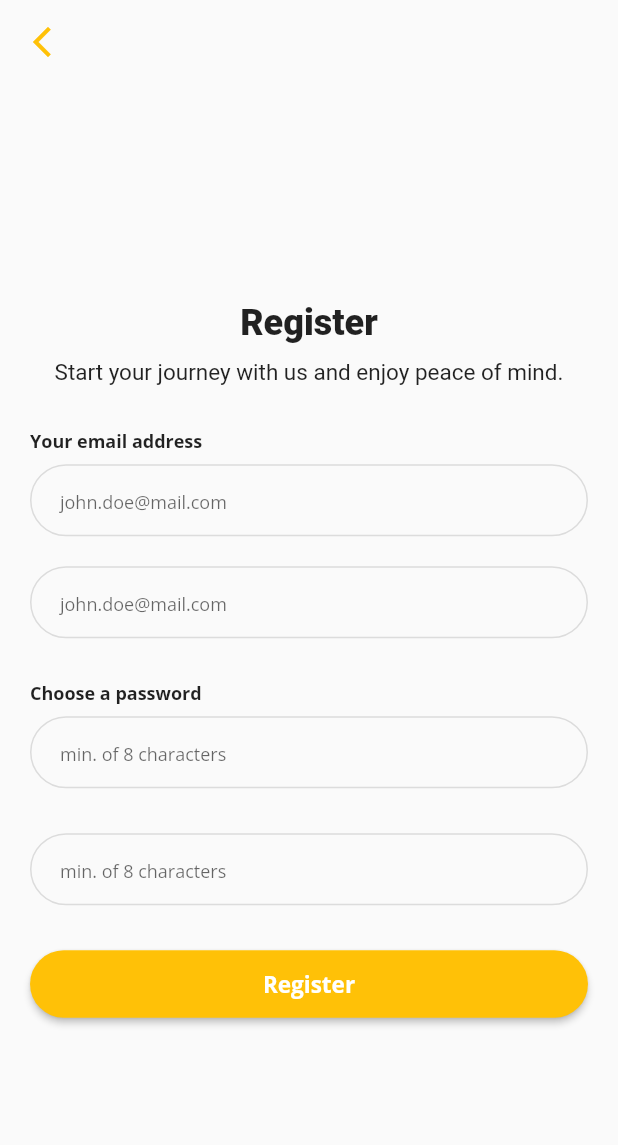
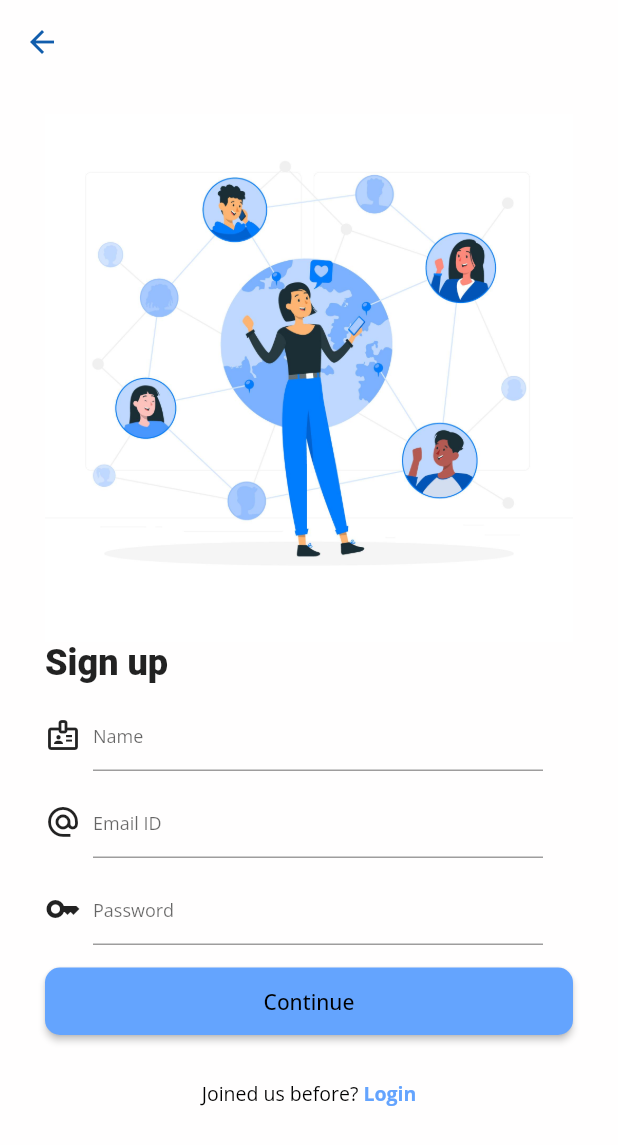
Before and after one commit to jarayumang/loanerist, a Flutter app: the RegisterScreen screen opened directly, on a phone screen of 412 x 824 dp. Shown: the top 1145 px of the screen. Run offline on Flutter 3.47's test engine with Material 2 defaults, Android fonts, the phone set to English and light mode, and no system bars; our stand-ins replace awesome_snackbar_content, cloud_firestore, firebase_auth, firebase_core, flutter_settings_screens, fluttertoast and 1 more; accounts and stored records are empty; Roboto replaces fonts that are missing (Gilroy).

Commit message:
🐛fixed design for register and login page

```diff
--- a/lib/src/authentication/login.dart
+++ b/lib/src/authentication/login.dart
@@ -5,6 +5,8 @@ import 'package:flutter/material.dart';
 import 'package:google_fonts/google_fonts.dart';
 import 'package:loanerist/src/authentication/register.dart';
 import 'package:loanerist/src/features/home.dart';
+
+import 'forgot_password.dart';
 
 class LoginScreen extends StatefulWidget {
   const LoginScreen({Key? key}) : super(key: key);
@@ -152,7 +154,7 @@ class _LoginScreenState extends State<LoginScreen> {
                                   Navigator.push(context,
                                       MaterialPageRoute<void>(
                                     builder: (BuildContext context) {
-                                      return const RegisterScreen();
+                                      return const ForgotPasswordScreen();
                                     },
                                   ));
                                 },
--- a/lib/src/authentication/register.dart
+++ b/lib/src/authentication/register.dart
@@ -1,8 +1,12 @@
+import 'package:awesome_snackbar_content/awesome_snackbar_content.dart';
 import 'package:cloud_firestore/cloud_firestore.dart';
 import 'package:firebase_auth/firebase_auth.dart';
+import 'package:flutter/gestures.dart';
 import 'package:flutter/material.dart';
 import 'package:fluttertoast/fluttertoast.dart';
 import 'package:google_fonts/google_fonts.dart';
+import 'package:loanerist/src/authentication/login.dart';
+import 'package:loanerist/src/constants/color.dart';
 import 'package:loanerist/src/features/home.dart';
 
 import '../models/user_model.dart';
@@ -15,120 +19,99 @@ class RegisterScreen extends StatefulWidget {
 }
 
 class _RegisterScreenState extends State<RegisterScreen> {
-  final _auth = FirebaseAuth.instance;
-
   bool _loading = false;
   String? errorMessage;
 
-  // our form key
+  final _auth = FirebaseAuth.instance;
   final _formKey = GlobalKey<FormState>();
-
-  // editing Controller
   final _nameEditingController = TextEditingController();
   final _emailEditingController = TextEditingController();
   final _passwordEditingController = TextEditingController();
-  final _confirmPasswordEditingController = TextEditingController();
 
   @override
   Widget build(BuildContext context) {
     return Scaffold(
+      resizeToAvoidBottomInset: true,
+      backgroundColor: const Color(0xFFfffefe),
       extendBodyBehindAppBar: true,
       appBar: AppBar(
         leading: IconButton(
-          icon: Icon(Icons.arrow_back_ios_new),
-          color: Colors.amber,
+          icon: const Icon(Icons.arrow_back_outlined),
+          color: ColorConstants.appBlue,
           onPressed: () => Navigator.of(context).pop(),
         ),
         backgroundColor: Colors.transparent,
         elevation: 0.0,
       ),
-      body: SafeArea(
+      body: SingleChildScrollView(
+        child: SafeArea(
           child: Padding(
-            padding: const EdgeInsets.all(20.0),
+              padding: const EdgeInsets.fromLTRB(30, 20, 30, 20),
               child: Form(
                 key: _formKey,
                 child: Column(
-                mainAxisAlignment: MainAxisAlignment.center,
+                  mainAxisAlignment: MainAxisAlignment.start,
                   crossAxisAlignment: CrossAxisAlignment.center,
                   children: [
-                  const Text(
-                    "Register",
-                    style: TextStyle(fontSize: 24, fontWeight: FontWeight.w800),
+                    Image.asset('assets/images/signup.jpg'),
+                    const Align(
+                      alignment: Alignment.centerLeft,
+                      child: Text(
+                        "Sign up",
+                        style: TextStyle(
+                            fontSize: 24, fontWeight: FontWeight.w800),
+                      ),
                     ),
                     const SizedBox(
                       height: 10,
                     ),
-                  const Text(
-                    "Start your journey with us and enjoy peace of mind.",
-                    style: TextStyle(fontSize: 15),
-                  ),
-                  const SizedBox(
-                    height: 20,
-                  ),
+                    Row(
+                      crossAxisAlignment: CrossAxisAlignment.center,
+                      children: [
+                        const Icon(Icons.badge_outlined),
                         Padding(
-                    padding: const EdgeInsets.only(top: 8.0, bottom: 8.0),
-                    child: Align(
-                      alignment: Alignment.centerLeft,
-                      child: Text(
-                        "Your email address",
-                        style: GoogleFonts.openSans(
-                          textStyle: const TextStyle(
-                              fontSize: 12, fontWeight: FontWeight.bold),
-                        ),
-                      ),
-                    ),
-                  ),
-                  TextFormField(
+                            padding: const EdgeInsets.fromLTRB(8, 0, 0, 0),
+                            child: SizedBox(
+                              width: 300,
+                              child: TextFormField(
                                 autofocus: false,
                                 controller: _nameEditingController,
                                 keyboardType: TextInputType.name,
                                 validator: (value) {
-                      RegExp regex = new RegExp(r'^.{3,}$');
+                                  RegExp regex = RegExp(r'^.{3,}$');
                                   if (value!.isEmpty) {
                                     return ("Name cannot be Empty");
                                   }
                                   if (!regex.hasMatch(value)) {
                                     return ("Enter Valid name(Min. 3 Character)");
                                   }
-                      return null;
                                 },
                                 onSaved: (value) {
                                   _nameEditingController.text = value!;
                                 },
                                 textInputAction: TextInputAction.next,
                                 decoration: InputDecoration(
-                      contentPadding:
-                          const EdgeInsets.fromLTRB(20.0, 0, 20.0, 0),
                                   hintStyle: GoogleFonts.openSans(
                                     textStyle: const TextStyle(fontSize: 12),
                                   ),
-                      hintText: 'john.doe@mail.com',
-                      enabledBorder: OutlineInputBorder(
-                        borderSide:
-                            const BorderSide(width: 1, color: Colors.black12),
-                        borderRadius: BorderRadius.circular(50.0),
-                      ),
-                      focusedBorder: OutlineInputBorder(
-                        borderSide:
-                            const BorderSide(width: 2, color: Colors.black),
-                        borderRadius: BorderRadius.circular(50.0),
-                      ),
-                      errorBorder: OutlineInputBorder(
-                        borderSide:
-                            const BorderSide(width: 1, color: Colors.red),
-                        borderRadius: BorderRadius.circular(50.0),
-                      ),
-                      focusedErrorBorder: OutlineInputBorder(
-                        borderSide:
-                            const BorderSide(width: 1, color: Colors.red),
-                        borderRadius: BorderRadius.circular(50.0),
+                                  hintText: 'Name',
                                 ),
                               ),
+                            ))
+                      ],
                     ),
                     const SizedBox(
-                    height: 20,
+                      height: 10,
                     ),
-                  TextFormField(
+                    Row(
+                      crossAxisAlignment: CrossAxisAlignment.center,
+                      children: [
+                        const Icon(Icons.alternate_email_outlined),
+                        Padding(
+                            padding: const EdgeInsets.fromLTRB(8, 0, 0, 0),
+                            child: SizedBox(
+                              width: 300,
+                              child: TextFormField(
                                 autofocus: false,
                                 controller: _emailEditingController,
                                 keyboardType: TextInputType.emailAddress,
@@ -137,7 +120,8 @@ class _RegisterScreenState extends State<RegisterScreen> {
                                     return ("Please Enter Your Email");
                                   }
                                   // reg expression for email validation
-                      if (!RegExp("^[a-zA-Z0-9+_.-]+@[a-zA-Z0-9.-]+.[a-z]")
+                                  if (!RegExp(
+                                          "^[a-zA-Z0-9+_.-]+@[a-zA-Z0-9.-]+.[a-z]")
                                       .hasMatch(value)) {
                                     return ("Please Enter a valid email");
                                   }
@@ -148,56 +132,32 @@ class _RegisterScreenState extends State<RegisterScreen> {
                                 },
                                 textInputAction: TextInputAction.next,
                                 decoration: InputDecoration(
-                      contentPadding:
-                          const EdgeInsets.fromLTRB(20.0, 0, 20.0, 0),
                                   hintStyle: GoogleFonts.openSans(
                                     textStyle: const TextStyle(fontSize: 12),
                                   ),
-                      hintText: 'john.doe@mail.com',
-                      enabledBorder: OutlineInputBorder(
-                        borderSide:
-                            const BorderSide(width: 1, color: Colors.black12),
-                        borderRadius: BorderRadius.circular(50.0),
-                      ),
-                      focusedBorder: OutlineInputBorder(
-                        borderSide:
-                            const BorderSide(width: 2, color: Colors.black),
-                        borderRadius: BorderRadius.circular(50.0),
-                      ),
-                      errorBorder: OutlineInputBorder(
-                        borderSide:
-                            const BorderSide(width: 1, color: Colors.red),
-                        borderRadius: BorderRadius.circular(50.0),
-                      ),
-                      focusedErrorBorder: OutlineInputBorder(
-                        borderSide:
-                            const BorderSide(width: 1, color: Colors.red),
-                        borderRadius: BorderRadius.circular(50.0),
+                                  hintText: 'Email ID',
                                 ),
                               ),
+                            ))
+                      ],
                     ),
                     const SizedBox(
-                    height: 20,
+                      height: 10,
                     ),
+                    Row(
+                      crossAxisAlignment: CrossAxisAlignment.center,
+                      children: [
+                        const Icon(Icons.key_outlined),
                         Padding(
-                    padding: const EdgeInsets.only(top: 8.0, bottom: 8.0),
-                    child: Align(
-                      alignment: Alignment.centerLeft,
-                      child: Text(
-                        "Choose a password",
-                        style: GoogleFonts.openSans(
-                          textStyle: const TextStyle(
-                              fontSize: 12, fontWeight: FontWeight.bold),
-                        ),
-                      ),
-                    ),
-                  ),
-                  TextFormField(
+                            padding: const EdgeInsets.fromLTRB(8, 0, 0, 0),
+                            child: SizedBox(
+                              width: 300,
+                              child: TextFormField(
                                 autofocus: false,
                                 controller: _passwordEditingController,
                                 obscureText: true,
                                 validator: (value) {
-                      RegExp regex = new RegExp(r'^.{6,}$');
+                                  RegExp regex = RegExp(r'^.{6,}$');
                                   if (value!.isEmpty) {
                                     return ("Password is required for login");
                                   }
@@ -210,92 +170,26 @@ class _RegisterScreenState extends State<RegisterScreen> {
                                 },
                                 textInputAction: TextInputAction.next,
                                 decoration: InputDecoration(
-                      contentPadding:
-                          const EdgeInsets.fromLTRB(20.0, 0, 20.0, 0),
                                   hintStyle: GoogleFonts.openSans(
                                     textStyle: const TextStyle(fontSize: 12),
                                   ),
-                      hintText: 'min. of 8 characters',
-                      enabledBorder: OutlineInputBorder(
-                        borderSide:
-                            const BorderSide(width: 1, color: Colors.black12),
-                        borderRadius: BorderRadius.circular(50.0),
-                      ),
-                      focusedBorder: OutlineInputBorder(
-                        borderSide:
-                            const BorderSide(width: 2, color: Colors.black),
-                        borderRadius: BorderRadius.circular(50.0),
-                      ),
-                      errorBorder: OutlineInputBorder(
-                        borderSide:
-                            const BorderSide(width: 1, color: Colors.red),
-                        borderRadius: BorderRadius.circular(50.0),
-                      ),
-                      focusedErrorBorder: OutlineInputBorder(
-                        borderSide:
-                            const BorderSide(width: 1, color: Colors.red),
-                        borderRadius: BorderRadius.circular(50.0),
+                                  hintText: 'Password',
                                 ),
                               ),
+                            ))
+                      ],
                     ),
                     const SizedBox(
-                    height: 30,
-                  ),
-                  TextFormField(
-                    autofocus: false,
-                    controller: _confirmPasswordEditingController,
-                    obscureText: true,
-                    validator: (value) {
-                      if (_confirmPasswordEditingController.text !=
-                          _passwordEditingController.text) {
-                        return "Password don't match";
-                      }
-                      return null;
-                    },
-                    onSaved: (value) {
-                      _confirmPasswordEditingController.text = value!;
-                    },
-                    textInputAction: TextInputAction.done,
-                    decoration: InputDecoration(
-                      contentPadding:
-                          const EdgeInsets.fromLTRB(20.0, 0, 20.0, 0),
-                      hintStyle: GoogleFonts.openSans(
-                        textStyle: const TextStyle(fontSize: 12),
-                      ),
-                      hintText: 'min. of 8 characters',
-                      enabledBorder: OutlineInputBorder(
-                        borderSide:
-                            const BorderSide(width: 1, color: Colors.black12),
-                        borderRadius: BorderRadius.circular(50.0),
-                      ),
-                      focusedBorder: OutlineInputBorder(
-                        borderSide:
-                            const BorderSide(width: 2, color: Colors.black),
-                        borderRadius: BorderRadius.circular(50.0),
-                      ),
-                      errorBorder: OutlineInputBorder(
-                        borderSide:
-                            const BorderSide(width: 1, color: Colors.red),
-                        borderRadius: BorderRadius.circular(50.0),
-                      ),
-                      focusedErrorBorder: OutlineInputBorder(
-                        borderSide:
-                            const BorderSide(width: 1, color: Colors.red),
-                        borderRadius: BorderRadius.circular(50.0),
-                      ),
-                    ),
-                  ),
-                  const SizedBox(
-                    height: 30,
+                      height: 15,
                     ),
                     SizedBox(
                         height: 45,
                         width: double.infinity,
                         child: ElevatedButton(
                             style: ElevatedButton.styleFrom(
-                            backgroundColor: Colors.amber,
+                              backgroundColor: const Color(0xFF64a4fe),
                               shape: RoundedRectangleBorder(
-                              borderRadius: BorderRadius.circular(50.0),
+                                borderRadius: BorderRadius.circular(10.0),
                               ),
                             ),
                             onPressed: () {
@@ -306,21 +200,58 @@ class _RegisterScreenState extends State<RegisterScreen> {
                                 ? const SizedBox(
                                     height: 20,
                                     child: CircularProgressIndicator(
-                                    color: Colors.white,
+                                      color: Colors.black,
                                       strokeWidth: 2,
                                     ),
                                   )
                                 : Text(
-                                  'Register',
+                                    'Continue',
                                     style: GoogleFonts.openSans(
                                       textStyle: const TextStyle(
-                                        fontSize: 15,
-                                        fontWeight: FontWeight.bold),
+                                          fontSize: 14,
+                                          fontWeight: FontWeight.w500,
+                                          color: Colors.black),
                                     ),
                                   ))),
+                    const SizedBox(
+                      height: 30,
+                    ),
+                    RichText(
+                      text: TextSpan(
+                        children: [
+                          TextSpan(
+                            text: 'Joined us before? ',
+                            style: GoogleFonts.openSans(
+                              textStyle: const TextStyle(
+                                  fontSize: 13,
+                                  fontWeight: FontWeight.w400,
+                                  color: Colors.black),
+                            ),
+                          ),
+                          TextSpan(
+                            text: 'Login',
+                            style: GoogleFonts.openSans(
+                              textStyle: const TextStyle(
+                                  fontSize: 13,
+                                  fontWeight: FontWeight.w700,
+                                  color: Color(0xFF64a4fe)),
+                            ),
+                            recognizer: TapGestureRecognizer()
+                              ..onTap = () {
+                                Navigator.push(context, MaterialPageRoute<void>(
+                                  builder: (BuildContext context) {
+                                    return const LoginScreen();
+                                  },
+                                ));
+                              },
+                          ),
+                        ],
+                      ),
+                    ),
                   ],
                 ),
               )),
+        ),
       ),
     );
   }
@@ -333,7 +264,20 @@ class _RegisterScreenState extends State<RegisterScreen> {
             .createUserWithEmailAndPassword(email: email, password: password)
             .then((value) => {postDetailsToFirestore()})
             .catchError((e) {
-          Fluttertoast.showToast(msg: e!.message);
+          ScaffoldMessenger.of(context)
+            ..hideCurrentSnackBar()
+            ..showSnackBar(SnackBar(
+              elevation: 0,
+              behavior: SnackBarBehavior.floating,
+              backgroundColor: Colors.transparent,
+              content: AwesomeSnackbarContent(
+                title: 'Oh no!',
+                message: e!.message,
+                contentType: ContentType.failure,
+              ),
+            ));
+          Navigator.of(context).pushReplacement(
+              MaterialPageRoute(builder: (context) => const HomePage()));
         });
       } on FirebaseAuthException catch (error) {
         switch (error.code) {
@@ -358,8 +302,18 @@ class _RegisterScreenState extends State<RegisterScreen> {
           default:
             errorMessage = "An undefined Error happened.";
         }
-        Fluttertoast.showToast(msg: errorMessage!);
-        print(error.code);
+        ScaffoldMessenger.of(context)
+          ..hideCurrentSnackBar()
+          ..showSnackBar(SnackBar(
+            elevation: 0,
+            behavior: SnackBarBehavior.floating,
+            backgroundColor: Colors.transparent,
+            content: AwesomeSnackbarContent(
+              title: 'Oh No!',
+              message: errorMessage!,
+              contentType: ContentType.failure,
+            ),
+          ));
       }
     }
     setState(() => _loading = false);
@@ -382,7 +336,9 @@ class _RegisterScreenState extends State<RegisterScreen> {
         .set(userModel.toMap());
     Fluttertoast.showToast(msg: "Account created successfully :) ");
 
-    Navigator.pushAndRemoveUntil((context),
-        MaterialPageRoute(builder: (context) => HomePage()), (route) => false);
+    Navigator.pushAndRemoveUntil(
+        (context),
+        MaterialPageRoute(builder: (context) => const HomePage()),
+        (route) => false);
   }
 }
```
Lines whose indentation alone changed are shown as unchanged.
